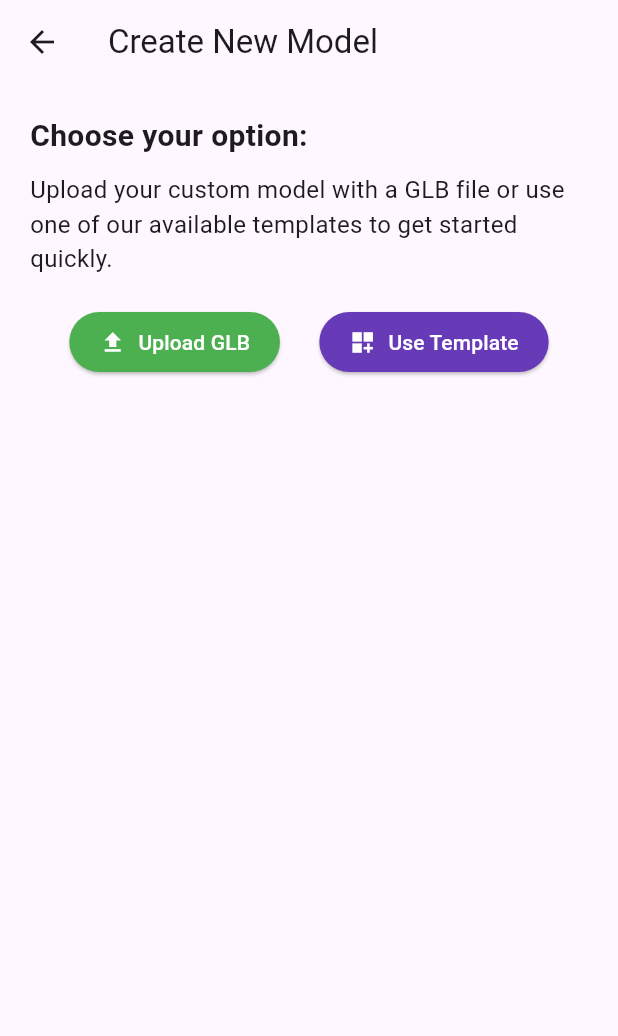
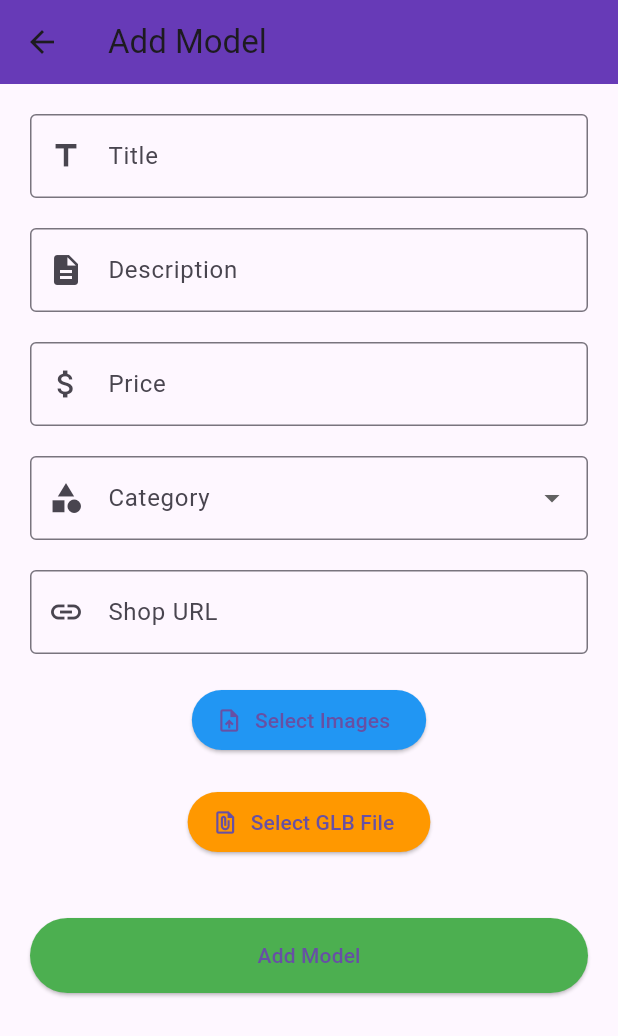
Before and after one commit to vendAR-project/vendAR, a Flutter app: the CreateModelView screen opened directly, after a tap on "Upload GLB", on a phone screen of 412 x 824 dp. Shown: the top 1036 px of the screen. Run offline on Flutter 3.47's test engine with Material 3 defaults, Android fonts, the light colour scheme and no system bars; drawn by our look-alikes of flutter_form_builder; our stand-ins replace dio, file_picker, shared_preferences; missing offline and left inert: arcore_flutter_plugin; accounts and stored records are empty.

Commit message:
feat: Add Custom Model controller and view

```diff
--- a/vendar/lib/components/create-model/create_model_view.dart
+++ b/vendar/lib/components/create-model/create_model_view.dart
@@ -1,4 +1,5 @@
 import 'package:flutter/material.dart';
+import 'package:vendar/components/custom-model/custom_model_view.dart';
 
 class CreateModelView extends StatelessWidget {
   const CreateModelView({super.key});
@@ -30,7 +31,14 @@ class CreateModelView extends StatelessWidget {
                 ElevatedButton.icon(
                   icon: const Icon(Icons.file_upload),
                   label: const Text('Upload GLB'),
-                  onPressed: () {},
+                  onPressed: () {
+                    Navigator.push(
+                      context,
+                      MaterialPageRoute(
+                        builder: (context) => const AddModelScreen(),
+                      ),
+                    );
+                  },
                   style: ButtonStyle(
                     backgroundColor: MaterialStateProperty.all(Colors.green),
                     foregroundColor: MaterialStateProperty.all(Colors.white),
--- /dev/null
+++ b/vendar/lib/components/custom-model/custom_model_view.dart
@@ -0,0 +1,161 @@
+import 'package:flutter/material.dart';
+import 'package:file_picker/file_picker.dart';
+import 'package:flutter_form_builder/flutter_form_builder.dart';
+import 'custom_model_controller.dart';
+
+class AddModelScreen extends StatefulWidget {
+  const AddModelScreen({Key? key}) : super(key: key);
+
+  @override
+  State<AddModelScreen> createState() => _AddModelScreenState();
+}
+
+class _AddModelScreenState extends State<AddModelScreen> {
+  final _formKey = GlobalKey<FormBuilderState>();
+  List<PlatformFile>? _pickedFiles;
+  PlatformFile? _pickedGlbFile;
+  CustomModelController _controller = CustomModelController();
+  Future<void> _pickFiles() async {
+    final result = await FilePicker.platform.pickFiles(allowMultiple: true);
+    if (result != null) {
+      setState(() {
+        _pickedFiles = result.files;
+      });
+    }
+  }
+
+  Future<void> _pickGlbFile() async {
+    final result = await FilePicker.platform.pickFiles();
+    if (result != null && result.files.isNotEmpty) {
+      setState(() {
+        _pickedGlbFile = result.files.first;
+      });
+    }
+  }
+
+  @override
+  Widget build(BuildContext context) {
+    return Scaffold(
+      appBar: AppBar(
+        title: const Text('Add Model'),
+        backgroundColor: Colors.deepPurple, // Stylish color for the AppBar
+      ),
+      body: SingleChildScrollView(
+        padding: const EdgeInsets.all(20.0),
+        child: FormBuilder(
+          key: _formKey,
+          child: Column(
+            children: [
+              FormBuilderTextField(
+                name: 'title',
+                decoration: const InputDecoration(
+                  labelText: 'Title',
+                  border: OutlineInputBorder(),
+                  prefixIcon: Icon(Icons.title),
+                ),
+              ),
+              const SizedBox(height: 20.0),
+              FormBuilderTextField(
+                name: 'description',
+                decoration: const InputDecoration(
+                  labelText: 'Description',
+                  border: OutlineInputBorder(),
+                  prefixIcon: Icon(Icons.description),
+                ),
+              ),
+              const SizedBox(height: 20.0),
+              FormBuilderTextField(
+                name: 'price',
+                decoration: const InputDecoration(
+                  labelText: 'Price',
+                  border: OutlineInputBorder(),
+                  prefixIcon: Icon(Icons.attach_money),
+                ),
+              ),
+              const SizedBox(height: 20.0),
+              FormBuilderDropdown(
+                name: 'category',
+                decoration: const InputDecoration(
+                  labelText: 'Category',
+                  border: OutlineInputBorder(),
+                  prefixIcon: Icon(Icons.category),
+                ),
+                allowClear: true,
+                items: ['Fashion', 'Electronics', 'Books', 'Home', 'Other']
+                    .map((category) => DropdownMenuItem(
+                          value: category,
+                          child: Text(category),
+                        ))
+                    .toList(),
+              ),
+              const SizedBox(height: 20.0),
+              FormBuilderTextField(
+                name: 'shopUrl',
+                decoration: const InputDecoration(
+                  labelText: 'Shop URL',
+                  border: OutlineInputBorder(),
+                  prefixIcon: Icon(Icons.link),
+                ),
+                keyboardType: TextInputType.url,
+              ),
+              const SizedBox(height: 20.0),
+              ElevatedButton.icon(
+                onPressed: _pickFiles,
+                icon: const Icon(Icons.upload_file),
+                label: const Text('Select Images'),
+                style: ElevatedButton.styleFrom(
+                  backgroundColor: Colors.blue,
+                ),
+              ),
+              const SizedBox(height: 20.0),
+              ElevatedButton.icon(
+                onPressed: _pickGlbFile,
+                icon: const Icon(Icons.file_present),
+                label: const Text('Select GLB File'),
+                style: ElevatedButton.styleFrom(
+                  backgroundColor: Colors.orange,
+                ),
+              ),
+              const SizedBox(height: 20.0),
+              if (_pickedFiles != null)
+                Wrap(
+                  spacing: 10,
+                  children: _pickedFiles!
+                      .map((file) => Chip(
+                            label: Text(file.name),
+                          ))
+                      .toList(),
+                ),
+              if (_pickedGlbFile != null)
+                Padding(
+                  padding: const EdgeInsets.symmetric(vertical: 10.0),
+                  child: Chip(
+                    label: Text(_pickedGlbFile!.name),
+                    avatar: const Icon(Icons.file_present),
+                  ),
+                ),
+              const SizedBox(height: 20.0),
+              ElevatedButton(
+                onPressed: () {
+                  if (_formKey.currentState!.saveAndValidate()) {
+                    var formData = _formKey.currentState!.value;
+
+                    // Call the controller method with nullable lists handled
+                    _controller.addModel(
+                        formData, _pickedFiles, _pickedGlbFile);
+                  }
+                },
+                style: ElevatedButton.styleFrom(
+                  backgroundColor:
+                      Colors.green, // Color for the "Add Model" button
+                  minimumSize: Size(double.infinity, 50), // Make it full width
+                ),
+                child: const Text('Add Model'),
+              ),
+            ],
+          ),
+        ),
+      ),
+    );
+  }
+}
--- a/vendar/lib/components/favourites/favourites_controller.dart
+++ b/vendar/lib/components/favourites/favourites_controller.dart
@@ -1,17 +1,38 @@
-import "package:vendar/model/product.dart";
+import 'package:dio/dio.dart';
+import 'package:vendar/constants.dart';
+import 'package:vendar/model/product.dart';
 
 class FavouritesController {
+  Dio dio = Dio();
+
   Future<List<Product>> fetchFavourites() async {
-    // await Future.delayed(const Duration(seconds: 2));
-    return List.generate(
-        6,
-        (index) => Product(
-              id: 'id_$index',
-              name: 'Item $index',
-              imageUrl:
-                  'https://www.iconpacks.net/icons/2/free-favourite-icon-2765-thumb.png',
-              price: 20.99 + index * 5,
-              description: 'Description for Item $index',
-            ));
+    String url =
+        '${Constants.baseUrl}${Constants.getFavouriteProductsEndpoint}';
+
+    try {
+      final response = await dio.get(url);
+      if (response.statusCode == 200) {
+        List<Product> favouriteProducts = List<Product>.from(
+          (response.data as List).map((productJson) {
+            return Product(
+              id: productJson['product_id'],
+              name: productJson['product_title'],
+              imageUrl: productJson['product_images'].isNotEmpty
+                  ? productJson['product_images'][0]
+                  : 'default_image_url',
+              price: double.parse(productJson['product_price'].toString()),
+              description: productJson['product_desc'],
+            );
+          }),
+        );
+        return favouriteProducts;
+      } else {
+        throw Exception(
+            'Failed to load favourite products: Status code ${response.statusCode}');
+      }
+    } catch (e) {
+      print('Error fetching favourite products: $e');
+      throw Exception('Failed to fetch favourite products: $e');
+    }
   }
 }
--- a/vendar/pubspec.yaml
+++ b/vendar/pubspec.yaml
@@ -2,7 +2,7 @@ name: vendar
 description: "A new Flutter project."
 # The following line prevents the package from being accidentally published to
 # pub.dev using `flutter pub publish`. This is preferred for private packages.
-publish_to: 'none' # Remove this line if you wish to publish to pub.dev
+publish_to: "none" # Remove this line if you wish to publish to pub.dev
 
 # The following defines the version and build number for your application.
 # A version number is three numbers separated by dots, like 1.2.43
@@ -19,7 +19,7 @@ publish_to: 'none' # Remove this line if you wish to publish to pub.dev
 version: 1.0.0+1
 
 environment:
-  sdk: '>=3.2.2 <4.0.0'
+  sdk: ">=3.2.2 <4.0.0"
 
 # Dependencies specify other packages that your package needs in order to work.
 # To automatically upgrade your package dependencies to the latest versions
@@ -38,6 +38,8 @@ dependencies:
 
   dio: ^4.0.0
   shared_preferences: ^2.0.15
+  file_picker: ^5.2.2
+  flutter_form_builder: ^7.2.0
 
   # The following adds the Cupertino Icons font to your application.
   # Use with the CupertinoIcons class for iOS style icons.
```
Also changed, not shown: vendar/lib/components/custom-model/custom_model_controller.dart (added, +24 -0 lines), vendar/lib/components/marketplace/marketplace_controller.dart (+38 -10 lines), vendar/lib/components/recommendations/recommendations_controller.dart (+41 -12 lines), vendar/lib/constants.dart (+9 -0 lines), vendar/pubspec.lock.
